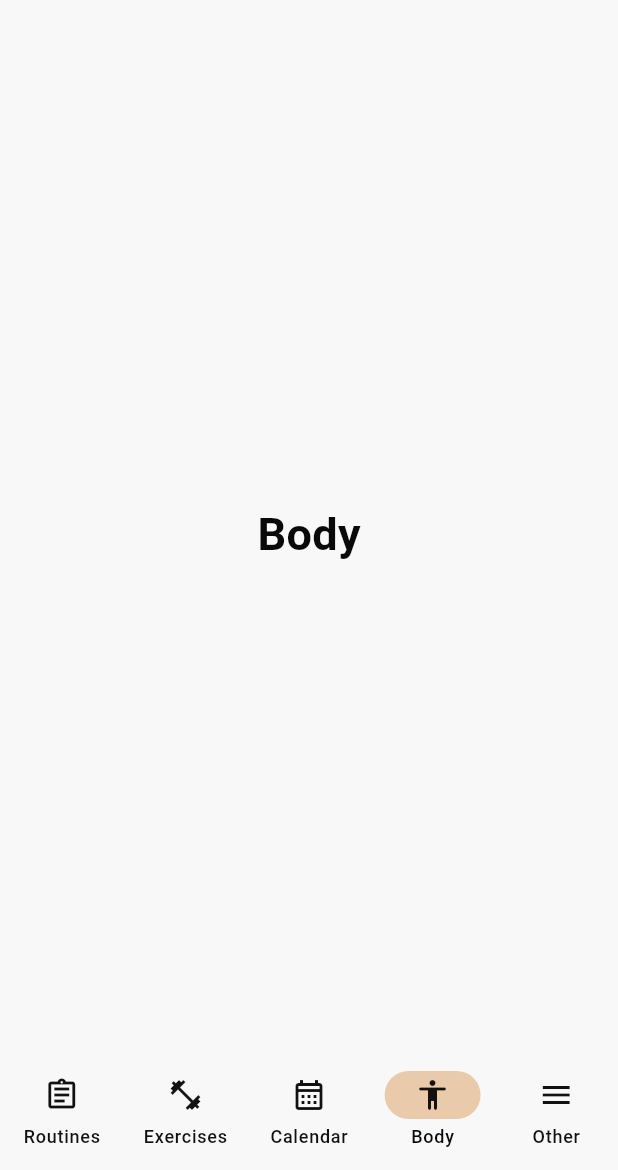
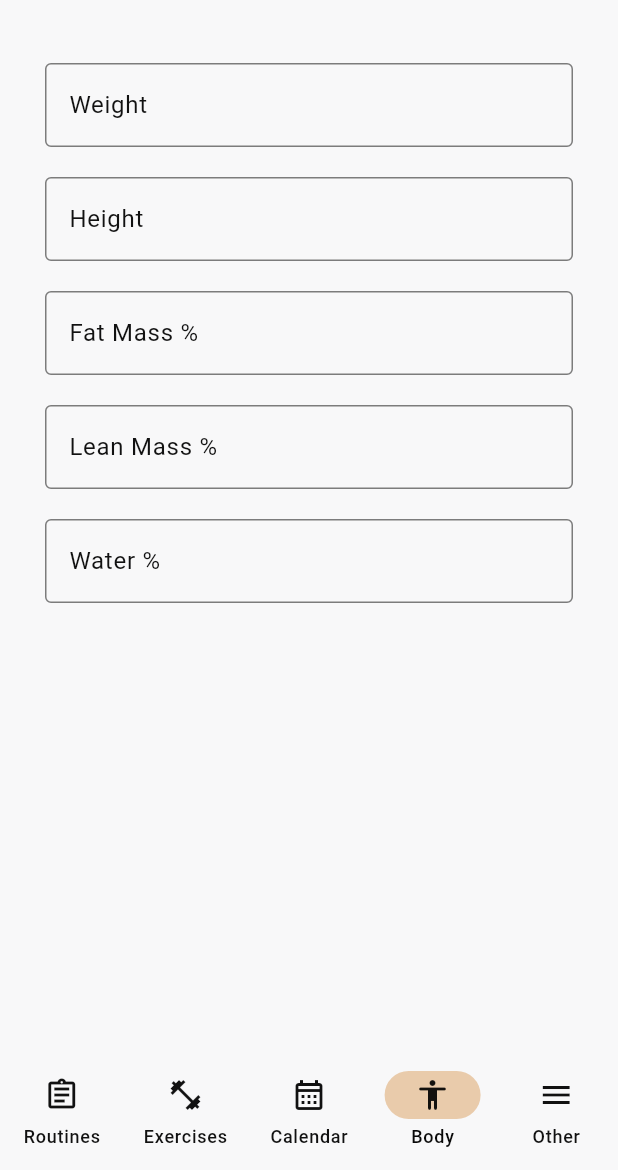
Before and after one commit to geppoo/workout-tracker, a Flutter app: the screen it shows after launch, item 4 of the bottom bar chosen, on a phone screen of 412 x 824 dp, the part 66-1236 px from its top. Run offline on Flutter 3.47's test engine with Material 3 defaults, Android fonts, the phone set to English and light mode, and no system bars; our stand-ins replace image_picker, table_calendar; missing offline and left inert: flex_color_picker.

Commit message:
Added basic body layout

```diff
--- /dev/null
+++ b/lib/models/body_model.dart
@@ -0,0 +1,20 @@
+import 'package:json_annotation/json_annotation.dart';
+
+part 'body_model.g.dart';
+
+@JsonSerializable()
+class BodyModel {
+  final int id;
+  final double weight;
+  final double height;
+  final double fatMass;
+  final double leanMass;
+  final double water;
+
+  BodyModel(this.id, this.weight, this.height, this.fatMass, this.leanMass, this.water);
+
+  factory BodyModel.fromJson(Map<String, dynamic> json) =>
+      _$BodyModelFromJson(json);
+
+  Map<String, dynamic> toJson() => _$BodyModelToJson(this);
+}
--- a/lib/screens/body.dart
+++ b/lib/screens/body.dart
@@ -1,3 +1,5 @@
+import 'dart:developer' as developer;
+
 import 'package:flutter/material.dart';
 import 'package:workout_tracker/models/screen_model.dart';
 
@@ -15,9 +17,7 @@ class Body extends StatefulWidget implements ScreenModel {
     visible: false,
     child: FloatingActionButton(
       child: const Icon(Icons.add),
-      onPressed: () {
-        showAlertDialog(context);
-      },
+      onPressed: () {},
     ),
   );
 
@@ -30,44 +30,108 @@ class Body extends StatefulWidget implements ScreenModel {
   set floatingActionButton(Widget floatingActionButton) {
     this.floatingActionButton = floatingActionButton;
   }
-
-  static void showAlertDialog(BuildContext context) {
-    // set up the button
-    Widget okButton = TextButton(
-      child: const Text("OK"),
-      onPressed: () {
-        Navigator.pop(context);
-      },
-    );
-
-    // set up the AlertDialog
-    AlertDialog alert = AlertDialog(
-      title: const Text("Body"),
-      content: const Text("Body yay!"),
-      actions: [
-        okButton,
-      ],
-    );
-
-    // show the dialog
-    showDialog(
-      context: context,
-      builder: (BuildContext context) {
-        return alert;
-      },
-    );
-  }
 }
 
 class _BodyState extends State<Body> {
+  TextEditingController weightController = TextEditingController();
+
   @override
   Widget build(BuildContext context) {
-    return const Center(
-      child: Text(
-        "Body",
-        style: TextStyle(
-          fontSize: 30,
-          fontWeight: FontWeight.bold,
+    return SafeArea(
+      child: SingleChildScrollView(
+        child: Column(
+          mainAxisSize: MainAxisSize.max,
+          children: [
+            Padding(
+              padding: const EdgeInsets.all(30),
+              child: Column(
+                mainAxisAlignment: MainAxisAlignment.center,
+                mainAxisSize: MainAxisSize.max,
+                children: [
+                  Padding(
+                    padding: const EdgeInsets.only(bottom: 20),
+                    child: TextField(
+                      keyboardType: TextInputType.number,
+                      onSubmitted: (value) {
+                        developer.log(value);
+                      },
+                      onTapOutside: (event) {
+                        FocusScope.of(context).requestFocus(FocusNode());
+                      },
+                      decoration: const InputDecoration(
+                        label: Text("Weight"),
+                        border: OutlineInputBorder(),
+                      ),
+                    ),
+                  ),
+                  Padding(
+                    padding: const EdgeInsets.only(bottom: 20),
+                    child: TextField(
+                      keyboardType: TextInputType.number,
+                      onSubmitted: (value) {
+                        developer.log(value);
+                      },
+                      onTapOutside: (event) {
+                        FocusScope.of(context).requestFocus(FocusNode());
+                      },
+                      decoration: const InputDecoration(
+                        label: Text("Height"),
+                        border: OutlineInputBorder(),
+                      ),
+                    ),
+                  ),
+                  Padding(
+                    padding: const EdgeInsets.only(bottom: 20),
+                    child: TextField(
+                      keyboardType: TextInputType.number,
+                      onSubmitted: (value) {
+                        developer.log(value);
+                      },
+                      onTapOutside: (event) {
+                        FocusScope.of(context).requestFocus(FocusNode());
+                      },
+                      decoration: const InputDecoration(
+                        label: Text("Fat Mass %"),
+                        border: OutlineInputBorder(),
+                      ),
+                    ),
+                  ),
+                  Padding(
+                    padding: const EdgeInsets.only(bottom: 20),
+                    child: TextField(
+                      keyboardType: TextInputType.number,
+                      onSubmitted: (value) {
+                        developer.log(value);
+                      },
+                      onTapOutside: (event) {
+                        FocusScope.of(context).requestFocus(FocusNode());
+                      },
+                      decoration: const InputDecoration(
+                        label: Text("Lean Mass %"),
+                        border: OutlineInputBorder(),
+                      ),
+                    ),
+                  ),
+                  Padding(
+                    padding: const EdgeInsets.only(bottom: 20),
+                    child: TextField(
+                      keyboardType: TextInputType.number,
+                      onSubmitted: (value) {
+                        developer.log(value);
+                      },
+                      onTapOutside: (event) {
+                        FocusScope.of(context).requestFocus(FocusNode());
+                      },
+                      decoration: const InputDecoration(
+                        label: Text("Water %"),
+                        border: OutlineInputBorder(),
+                      ),
+                    ),
+                  ),
+                ],
+              ),
+            ),
+          ],
         ),
       ),
     );
--- a/lib/screens/edit_exercise.dart
+++ b/lib/screens/edit_exercise.dart
@@ -198,9 +198,9 @@ class _EditExerciseState extends State<EditExercise> {
                               (exercise) => exercise.id == widget.exercise.id))
                           .then((voidValue) {
                         if (!context.mounted) return;
-                        Navigator.of(context).pop();
                       });
                     }
+                    Navigator.of(context).pop();
                   },
                   icon: const Icon(Icons.delete_forever_rounded),
                 ),
--- a/lib/services/file_service.dart
+++ b/lib/services/file_service.dart
@@ -10,6 +10,7 @@ class FileService {
   factory FileService.exercises() => FileService("exercises.json");
   factory FileService.routines() => FileService("routines.json");
   factory FileService.calendar() => FileService("calendar.json");
+  factory FileService.body() => FileService("body.json");
 
   Future<String> get _localPath async {
     final directory = await getApplicationDocumentsDirectory();
--- a/lib/widgets/routines_floating_action_button.dart
+++ b/lib/widgets/routines_floating_action_button.dart
@@ -142,7 +142,9 @@ class _RoutinesFloatingActionButtonState
                   },
                 );
               },
-            );
+            ).then((voidVal) {
+              _titleTextController.clear();
+            });
           },
         );
       },
```
Also changed, not shown: lib/models/body_list_model.dart (added, +77 -0 lines), lib/screens/edit_routine.dart (+9 -16 lines), lib/models/body_model.g.dart (added).
